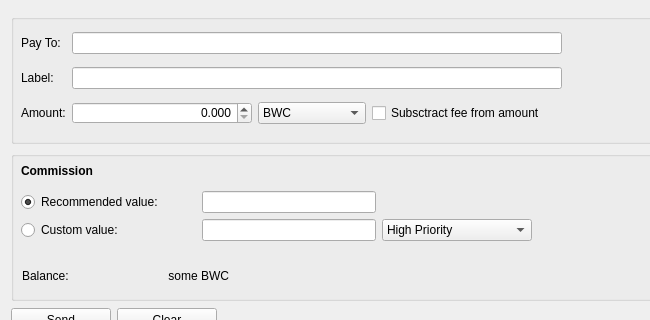
Old version of the form client/gui/mainwindow.ui in the repository TemplateName56/Blockchain_Wallet; both pictures show x 0 to 650 and y 0 to 320 of the 800 by 600 pixel window.
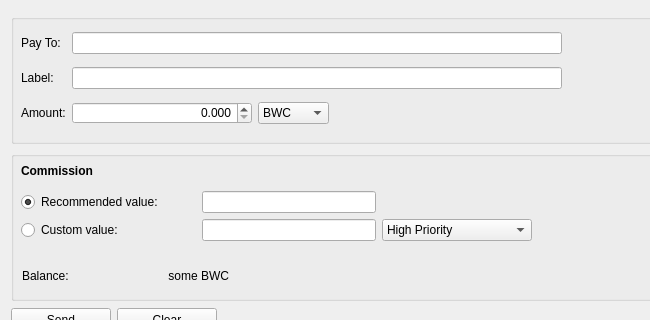
New version of the form. The open tabs and pages were chosen to show the change.

Diff of the .ui file:
```diff
--- a/client/gui/mainwindow.ui
+++ b/client/gui/mainwindow.ui
@@ -490,29 +490,17 @@
               </widget>
              </item>
              <item>
-              <widget class="QCheckBox" name="feeCheckBox">
-               <property name="sizePolicy">
-                <sizepolicy hsizetype="Minimum" vsizetype="Fixed">
-                 <horstretch>0</horstretch>
-                 <verstretch>0</verstretch>
-                </sizepolicy>
+              <spacer name="horizontalSpacer_4">
+               <property name="orientation">
+                <enum>Qt::Horizontal</enum>
                </property>
-               <property name="minimumSize">
+               <property name="sizeHint" stdset="0">
                 <size>
-                 <width>190</width>
+                 <width>40</width>
                  <height>20</height>
                 </size>
                </property>
-               <property name="maximumSize">
-                <size>
-                 <width>200</width>
-                 <height>16777215</height>
-                </size>
-               </property>
-               <property name="text">
-                <string>Subsctract fee from amount</string>
-               </property>
-              </widget>
+              </spacer>
              </item>
             </layout>
            </item>
```
Left out of the diff: 17 changed lines with no effect on the pictures.
